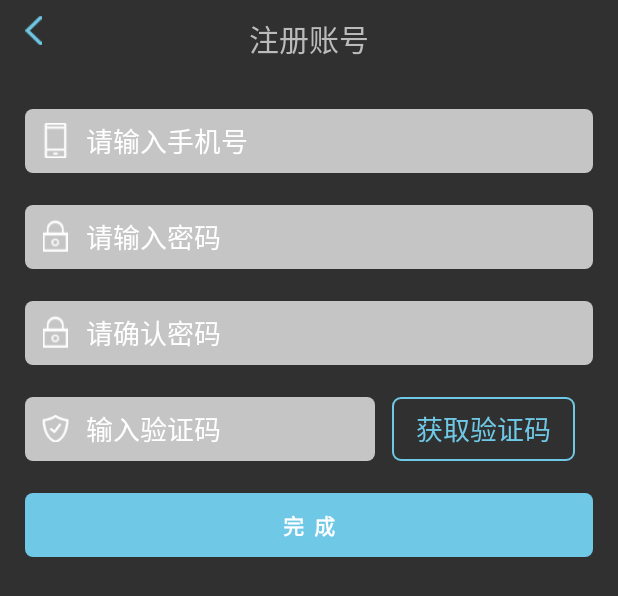
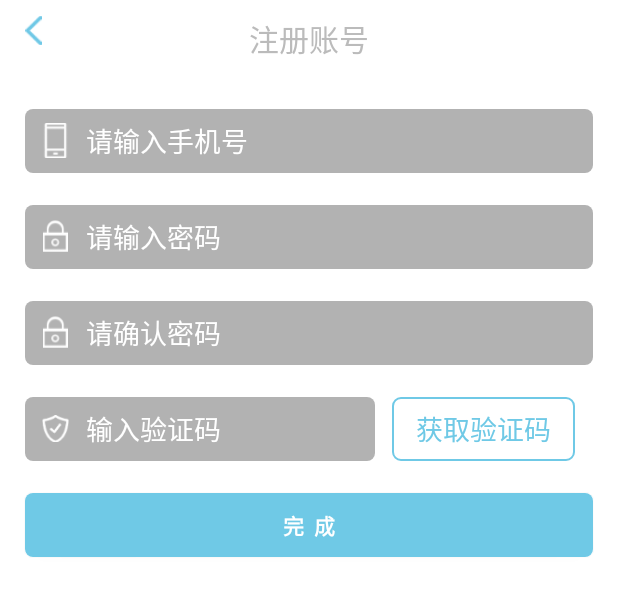
Before and after one commit to chxxbb/TSET, an Android app: the layout activity_register.xml on its own in the app's theme, with its tools: preview values and no code run, on a phone screen of 412 x 824 dp. Shown: the top 596 px of the screen. Run offline under Robolectric (Android 15) with nearby library versions, the phone set to English and light mode, and no system bars.

Commit message:
2016年8月24日17:20:13
新增：
设置性别昵称页面

```diff
--- a/app/src/main/res/drawable/register_et_case.xml
+++ b/app/src/main/res/drawable/register_et_case.xml
@@ -1,7 +1,7 @@
 <?xml version="1.0" encoding="utf-8"?>
 <shape xmlns:android="http://schemas.android.com/apk/res/android"
     >
-    <solid android:color="#dddd" />
+    <solid android:color="#4D000000" />
     <corners android:topLeftRadius="@dimen/x10"
         android:topRightRadius="@dimen/x10"
         android:bottomRightRadius="@dimen/x10"
--- /dev/null
+++ b/app/src/main/res/drawable/setdata_btn_color.xml
@@ -0,0 +1,5 @@
+<?xml version="1.0" encoding="utf-8"?>
+<selector xmlns:android="http://schemas.android.com/apk/res/android">
+    <item android:state_checked="true" android:color="#6fc9e6"/>
+    <item android:state_checked="false" android:color="#323232"/>
+</selector>
--- /dev/null
+++ b/app/src/main/res/drawable/setdata_btn_onclick.xml
@@ -0,0 +1,6 @@
+<?xml version="1.0" encoding="utf-8"?>
+<selector xmlns:android="http://schemas.android.com/apk/res/android">
+    <item  android:state_checked="true" android:drawable="@drawable/setdata_btn_isclick"></item>
+    <item  android:state_checked="false" android:drawable="@drawable/setdata_btn_unemp"></item>
+
+</selector>
--- a/app/src/main/res/layout/activity_register.xml
+++ b/app/src/main/res/layout/activity_register.xml
@@ -3,8 +3,8 @@
     xmlns:tools="http://schemas.android.com/tools"
     android:layout_width="match_parent"
     android:layout_height="match_parent"
-    android:orientation="vertical"
-    tools:context="com.example.chen.tset.activity.RegisterActivity">
+    android:background="#ffffff"
+    android:orientation="vertical">
     <RelativeLayout
         android:gravity="center_vertical"
         android:layout_width="match_parent"
@@ -45,11 +45,12 @@
             android:src="@drawable/register_04"
             />
         <EditText
-            android:phoneNumber="true"
+            android:cursorVisible="false"
+            android:inputType="phone"
             android:textColorHint="#ffffff"
             android:layout_marginLeft="@dimen/x20"
             android:hint="请输入手机号"
-            android:layout_width="wrap_content"
+            android:layout_width="match_parent"
             android:layout_height="wrap_content"
             android:background="@null"
             android:maxLength="11"/>
@@ -70,12 +71,13 @@
             android:src="@drawable/register_06"
             />
         <EditText
+            android:cursorVisible="false"
             android:maxLength="16"
-            android:password="true"
+            android:inputType="textPassword"
             android:textColorHint="#ffffff"
             android:layout_marginLeft="@dimen/x20"
             android:hint="请输入密码"
-            android:layout_width="wrap_content"
+            android:layout_width="match_parent"
             android:layout_height="wrap_content"
             android:background="@null"/>
     </LinearLayout>
@@ -95,8 +97,9 @@
         android:src="@drawable/register_06"
         />
     <EditText
+        android:cursorVisible="false"
         android:maxLength="16"
-        android:password="true"
+        android:inputType="textPassword"
         android:textColorHint="#ffffff"
         android:layout_marginLeft="@dimen/x20"
         android:hint="请确认密码"
@@ -123,12 +126,13 @@
                 android:src="@drawable/register_07"
                 />
             <EditText
+                android:cursorVisible="false"
                 android:maxLength="4"
-                android:phoneNumber="true"
+                android:inputType="phone"
                 android:textColorHint="#ffffff"
                 android:layout_marginLeft="@dimen/x20"
                 android:hint="输入验证码"
-                android:layout_width="wrap_content"
+                android:layout_width="match_parent"
                 android:layout_height="wrap_content"
                 android:background="@null"/>
         </LinearLayout>
```
Also changed, not shown: app/src/main/java/com/example/chen/tset/SetdataActivity.java (added, +12 -0 lines), app/src/main/res/drawable/setdata_btn_isclick.xml (added, +9 -0 lines), app/src/main/res/drawable/setdata_btn_unemp.xml (added, +9 -0 lines), app/src/main/res/layout/activity_find_pawnumber.xml (+12 -7 lines), app/src/main/res/layout/activity_setdata.xml (added, +98 -0 lines), app/src/main/res/drawable-xhdpi/set_data.png (added).
